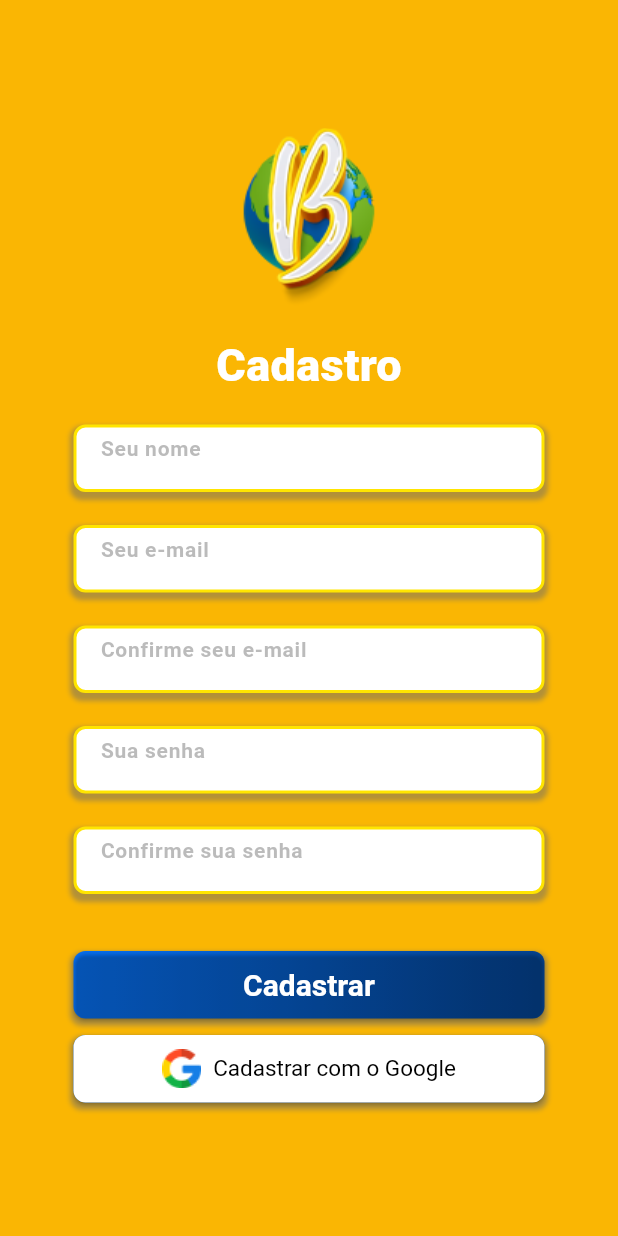
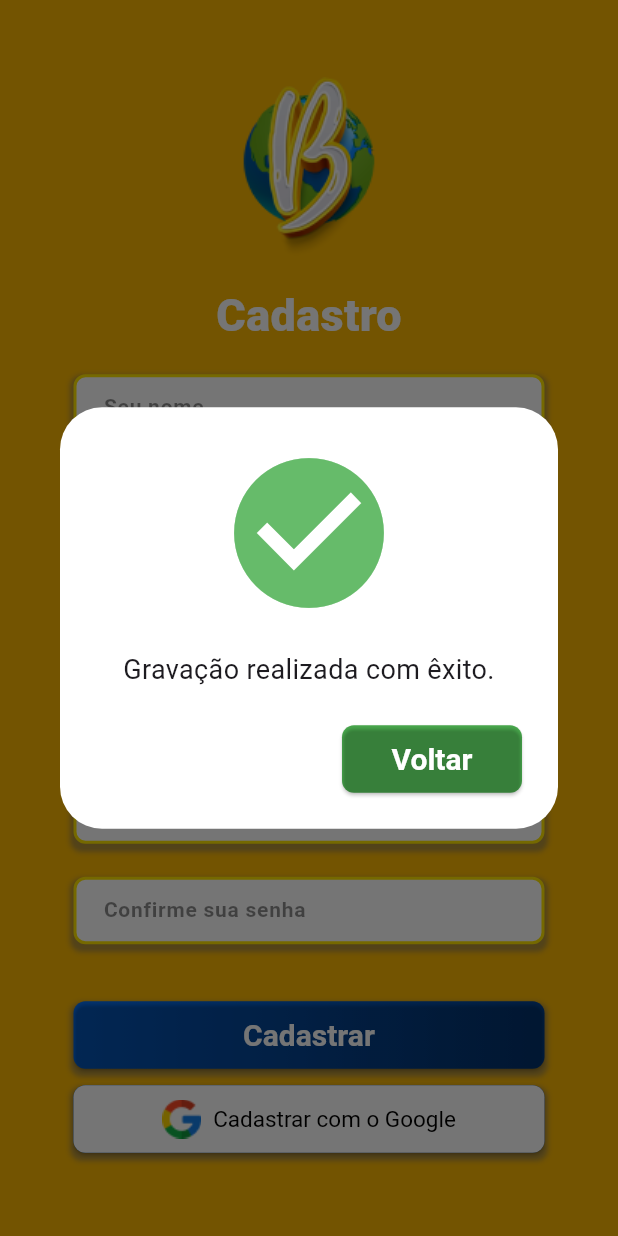
Before and after one commit to UNIP-EXTENSION/bem-para-todos, a Flutter app: the screen it shows after launch, after a tap on "Cadastrar", on a phone screen of 412 x 824 dp. Run offline on Flutter 3.47's test engine with Material 3 defaults, Android fonts, the phone set to English and light mode, and no system bars; our stand-ins replace logger; missing offline and left inert: http_interceptor.

Commit message:
inserindo models e crud service, alem dos alerts

```diff
--- /dev/null
+++ b/frontend/lib/components/alerts/alert_dialog.dart
@@ -0,0 +1,75 @@
+import 'package:flutter/foundation.dart';
+import 'package:flutter/material.dart';
+import 'package:frontend/components/buttons/button_alert.dart';
+
+alertDialog(BuildContext context,
+    {required String textBody,
+    String? textConfirmationButton,
+    required Widget dialogIcon,
+    required bool secondButton,
+    Widget? newScreenPrimary,
+    double? width = 120,
+    required primarybutton}) async {
+  List<Widget> actions = [];
+
+  if (primarybutton) {
+    Widget confirmationButton = PopScope(
+        canPop: false,
+        child: SizedBox(
+            width: width,
+            child: ButtonAlert(
+                text: textConfirmationButton!,
+                onPressed: () {
+                  Navigator.pop(context);
+                })));
+    actions.add(confirmationButton);
+  }
+  //A variável bool secondBbutton foi criada para poder reutilizar o alert para validacoes
+  //e para alert de sucesso, onde o primeiro precisa de um botao de cancelar e o segundo nao
+  if (secondButton) {
+    Widget cancelButton = PopScope(
+        canPop: false,
+        child: SizedBox(
+            width: width,
+            child: ButtonAlert(
+                text: "Voltar",
+                onPressed: () {
+                  Navigator.pop(context);
+                })));
+    actions.add(cancelButton);
+  }
+  //configura o AlertDialog
+  AlertDialog alert = AlertDialog(
+    backgroundColor: Colors.white,
+    content: Column(
+        mainAxisAlignment: MainAxisAlignment.spaceBetween,
+        mainAxisSize: MainAxisSize.min,
+        children: [
+          Padding(
+            padding: const EdgeInsets.all(8.0),
+            child: dialogIcon,
+          ),
+          Padding(
+            padding: const EdgeInsets.only(top: 10),
+            child: Container(
+              alignment: AlignmentDirectional.center,
+              child: SizedBox(
+                width: kIsWeb ? 500 : double.maxFinite,
+                child: Text(
+                  textBody,
+                  style: const TextStyle(fontSize: 18),
+                  textAlign: TextAlign.center,
+                ),
+              ),
+            ),
+          )
+        ]),
+    actions: actions,
+  );
+  //exibe o diálogo
+  return await showDialog(
+    barrierDismissible: false,
+    context: context,
+    builder: (BuildContext context) => alert,
+  );
+}
--- a/frontend/lib/components/auth-form.dart
+++ b/frontend/lib/components/auth-form.dart
@@ -1,7 +1,8 @@
 import 'package:flutter/material.dart';
-import 'package:frontend/components/button_auth.dart';
+import 'package:frontend/components/buttons/button_auth.dart';
 import 'package:frontend/components/input-auth.dart';
-import 'package:frontend/components/button-google.dart';
+import 'package:frontend/components/buttons/button-google.dart';
+import 'package:frontend/helpers/situation-alerts.dart';
 
 class AuthForm extends StatefulWidget {
   // ignore: use_key_in_widget_constructors
@@ -13,6 +14,7 @@ class AuthForm extends StatefulWidget {
 
 class _AuthFormState extends State<AuthForm> {
   final TextEditingController _nameController = TextEditingController();
+  final TextEditingController _lastNameController = TextEditingController();
   final TextEditingController _emailController = TextEditingController();
   final TextEditingController _confirmEmailController = TextEditingController();
   final TextEditingController _passwordController = TextEditingController();
@@ -21,12 +23,15 @@ class _AuthFormState extends State<AuthForm> {
 
   void _submit() {
     final String name = _nameController.text;
+    final String lastName = _lastNameController.text;
     final String email = _emailController.text;
     final String confirmEmail = _confirmEmailController.text;
     final String password = _passwordController.text;
     final String confirmPassword = _confirmPasswordController.text;
 
+    sucessAlert(context);
     print('Nome: $name');
+    print('Nome: $lastName');
     print('E-mail: $email');
     print('Confirme o E-mail: $confirmEmail');
     print('Senha: $password');
@@ -55,6 +60,11 @@ class _AuthFormState extends State<AuthForm> {
               labelText: 'Digite seu nome',
               hintText: 'Seu nome',
               controller: _nameController,
+            ),
+            InputAuth(
+              labelText: 'Digite seu sobrenome',
+              hintText: 'Seu sobrenome',
+              controller: _lastNameController,
             ),
             InputAuth(
               labelText: 'E-mail',
--- /dev/null
+++ b/frontend/lib/components/buttons/button_alert.dart
@@ -0,0 +1,41 @@
+import 'package:flutter/material.dart';
+
+class ButtonAlert extends StatelessWidget {
+  final String text;
+  final VoidCallback onPressed;
+
+  const ButtonAlert({
+    super.key,
+    required this.text,
+    required this.onPressed,
+  });
+
+  @override
+  Widget build(BuildContext context) {
+    return SizedBox(
+      height: 45,
+      width: double.infinity,
+      child: Container(
+        decoration: BoxDecoration(
+          color: Colors.green,
+          borderRadius: BorderRadius.circular(8),
+        ),
+        child: ElevatedButton(
+          onPressed: onPressed,
+          style: ElevatedButton.styleFrom(
+            foregroundColor: Colors.white,
+            backgroundColor: Colors.transparent,
+            textStyle: const TextStyle(
+              fontWeight: FontWeight.bold,
+              fontSize: 20,
+            ),
+            shape: RoundedRectangleBorder(
+              borderRadius: BorderRadius.circular(8),
+            ),
+          ),
+          child: Text(text),
+        ),
+      ),
+    );
+  }
+}
--- a/frontend/lib/components/input-auth.dart
+++ b/frontend/lib/components/input-auth.dart
@@ -43,11 +43,11 @@ class InputAuth extends StatelessWidget {
             hintText: hintText,
             border: InputBorder.none,
             contentPadding:
-                const EdgeInsets.symmetric(horizontal: 16.0, vertical: 18.0),
+                const EdgeInsets.symmetric(horizontal: 18.0, vertical: 13.0),
             hintStyle: const TextStyle(
                 fontSize: 14,
                 fontWeight: FontWeight.bold,
-                color: Color(0x71666666))),
+                color: Colors.black45)),
       ),
     );
   }
--- /dev/null
+++ b/frontend/lib/helpers/situation-alerts.dart
@@ -0,0 +1,37 @@
+import 'package:flutter/material.dart';
+import 'package:frontend/components/alerts/alert_dialog.dart';
+
+Future<void> sucessAlert(BuildContext context) async {
+  await alertDialog(
+    context,
+    primarybutton: true,
+    textBody: "Gravação realizada com êxito.",
+    textConfirmationButton: "Voltar",
+    dialogIcon: Icon(
+      Icons.check_circle,
+      color: Colors.green[400],
+      size: 120,
+    ),
+    secondButton: false,
+  );
+}
+
+Future<void> waitingAlert(BuildContext context) async {
+  await alertDialog(
+    context,
+    primarybutton: false,
+    textBody: "Carregando...",
+    dialogIcon: Padding(
+      padding: const EdgeInsets.all(10),
+      child: SizedBox(
+        width: 70,
+        height: 70,
+        child: CircularProgressIndicator(
+          color: Colors.grey[500],
+          strokeWidth: 10,
+        ),
+      ),
+    ),
+    secondButton: false,
+  );
+}
--- a/frontend/lib/main.dart
+++ b/frontend/lib/main.dart
@@ -2,10 +2,12 @@ import 'package:flutter/material.dart';
 import 'package:frontend/pages/auth-page.dart';
 
 void main() {
-  runApp(MyApp());
+  runApp(const MyApp());
 }
 
 class MyApp extends StatelessWidget {
+  const MyApp({super.key});
+
   @override
   Widget build(BuildContext context) {
     return MaterialApp(
--- a/frontend/lib/pages/auth-page.dart
+++ b/frontend/lib/pages/auth-page.dart
@@ -1,8 +1,10 @@
+// ignore_for_file: file_names
+
 import 'package:flutter/material.dart';
 import 'package:frontend/components/auth-form.dart';
 
 class AuthPage extends StatelessWidget {
-  const AuthPage({Key? key});
+  const AuthPage({super.key});
 
   @override
   Widget build(BuildContext context) {
--- a/frontend/pubspec.yaml
+++ b/frontend/pubspec.yaml
@@ -35,6 +35,9 @@ dependencies:
   # The following adds the Cupertino Icons font to your application.
   # Use with the CupertinoIcons class for iOS style icons.
   cupertino_icons: ^1.0.6
+  logger: ^2.3.0
+  http_interceptor: ^1.0.2
+  http: ^0.13.3
 
 dev_dependencies:
   flutter_test:
```
Also changed, not shown: frontend/lib/models/User/User.dart (added, +31 -0 lines), frontend/lib/services/crudService/CrudService.dart (added, +28 -0 lines), frontend/lib/services/interceptors/http_interceptors.dart (added, +25 -0 lines), frontend/lib/components/buttons/button-google.dart (renamed from frontend/lib/components/button-google.dart), frontend/lib/components/buttons/button_auth.dart (renamed from frontend/lib/components/button_auth.dart), frontend/pubspec.lock.
